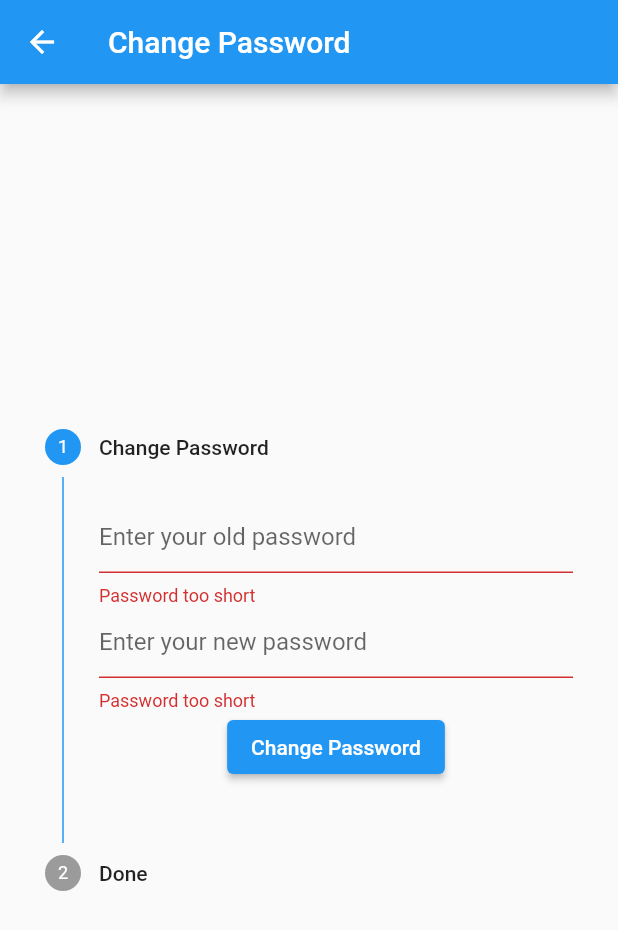
After one commit to finkmoritz/flutter-amplify-social-media-app, a Flutter app: the PasswordChangePage screen opened by its route, after a tap on "Change Password", on a phone screen of 412 x 824 dp. The commit adds this screen. Shown: the top 930 px of the screen. Run offline on Flutter 3.47's test engine with Material 2 defaults, Android fonts, the phone set to English and light mode, and no system bars; our stand-ins replace shared_preferences; missing offline and left inert: amplify_analytics_pinpoint, amplify_auth_cognito, amplify_datastore, amplify_datastore_plugin_interface, amplify_flutter; accounts and stored records are empty.

Commit message:
Improved auth pages with LoadingDialog

```diff
--- a/lib/my_app.dart
+++ b/lib/my_app.dart
@@ -3,7 +3,8 @@ import 'package:amplify_auth_cognito/amplify_auth_cognito.dart';
 import 'package:amplify_datastore/amplify_datastore.dart';
 import 'package:amplify_flutter/amplify.dart';
 import 'package:flutter/material.dart';
-import 'package:social_media_app/pages/auth/password_reset/password_reset_page.dart';
+import 'package:social_media_app/pages/auth/password_management/password_change_page.dart';
+import 'package:social_media_app/pages/auth/password_management/password_reset_page.dart';
 import 'package:social_media_app/pages/auth/sign_in/sign_in_page.dart';
 import 'package:social_media_app/pages/auth/sign_up/sign_up_page.dart';
 import 'package:social_media_app/pages/home/home_page.dart';
@@ -54,6 +55,7 @@ class _MyAppState extends State<MyApp> {
         '/': (context) => SignInPage(),
         '/signup': (context) => SignUpPage(),
         '/resetPassword': (context) => PasswordResetPage(),
+        '/changePassword': (context) => PasswordChangePage(),
         '/home': (context) => HomePage(),
         '/settings': (context) => SettingsPage(),
       },
--- /dev/null
+++ b/lib/pages/auth/password_management/password_change_page.dart
@@ -0,0 +1,160 @@
+import 'package:amplify_auth_cognito/amplify_auth_cognito.dart';
+import 'package:flutter/material.dart';
+import 'package:social_media_app/services/auth_service.dart';
+import 'package:social_media_app/util/dialog/loading_dialog.dart';
+
+class PasswordChangePage extends StatefulWidget {
+  @override
+  _PasswordChangePageState createState() => _PasswordChangePageState();
+}
+
+class _PasswordChangePageState extends State<PasswordChangePage> {
+  final _formKey = GlobalKey<FormState>();
+
+  TextEditingController _oldPasswordController;
+  TextEditingController _newPasswordController;
+
+  int _stepIndex = 0;
+
+  @override
+  void initState() {
+    super.initState();
+    _oldPasswordController = TextEditingController();
+    _newPasswordController = TextEditingController();
+  }
+
+  @override
+  void dispose() {
+    _oldPasswordController.dispose();
+    _newPasswordController.dispose();
+    super.dispose();
+  }
+
+  @override
+  Widget build(BuildContext context) {
+    return Scaffold(
+      appBar: AppBar(
+        title: Text('Change Password'),
+      ),
+      body: Center(
+        child: Container(
+          constraints: BoxConstraints(maxWidth: 400, maxHeight: 700),
+          child: Stepper(
+            currentStep: _stepIndex,
+            onStepCancel: () {
+              if (_stepIndex > 0) {
+                setState(() {
+                  _stepIndex--;
+                });
+              }
+            },
+            onStepContinue: () {
+              if (_stepIndex < 1) {
+                setState(() {
+                  _stepIndex++;
+                });
+              }
+            },
+            onStepTapped: (index) {
+              if (_stepIndex != index && index < 1) {
+                setState(() {
+                  _stepIndex = index;
+                });
+              }
+            },
+            steps: [
+              Step(
+                title: Text('Change Password'),
+                content: _buildChangePasswordForm(),
+                isActive: _stepIndex == 0,
+                state: _stepIndex > 0 ? StepState.complete : StepState.indexed,
+              ),
+              Step(
+                title: Text('Done'),
+                content: Text('Your password was successfully reset.'),
+                isActive: _stepIndex == 1,
+                state: _stepIndex == 1 ? StepState.complete : StepState.indexed,
+              ),
+            ],
+            controlsBuilder: (BuildContext context,
+                {VoidCallback onStepContinue, VoidCallback onStepCancel}) {
+              switch (_stepIndex) {
+                case 0:
+                  return Row(
+                    mainAxisAlignment: MainAxisAlignment.spaceEvenly,
+                    children: [
+                      ElevatedButton(
+                        onPressed: _changePassword,
+                        child: const Text('Change Password'),
+                      ),
+                    ],
+                  );
+                case 1:
+                  return Container();
+                default:
+                  throw Exception('Index out of bounds: $_stepIndex');
+              }
+            },
+          ),
+        ),
+      ),
+    );
+  }
+
+  Widget _buildChangePasswordForm() {
+    return Form(
+      key: _formKey,
+      child: Column(
+        mainAxisAlignment: MainAxisAlignment.center,
+        children: [
+          TextFormField(
+            controller: _oldPasswordController,
+            obscureText: true,
+            validator: (value) {
+              if (value.length < 8) {
+                return 'Password too short';
+              }
+              return null;
+            },
+            decoration: InputDecoration(hintText: 'Enter your old password'),
+          ),
+          TextFormField(
+            controller: _newPasswordController,
+            obscureText: true,
+            validator: (value) {
+              if (value.length < 8) {
+                return 'Password too short';
+              }
+              return null;
+            },
+            decoration: InputDecoration(hintText: 'Enter your new password'),
+          ),
+        ],
+      ),
+    );
+  }
+
+  _changePassword() async {
+    if (_formKey.currentState.validate()) {
+      try {
+        LoadingDialog.show(
+          context: context,
+          text: 'Changing password',
+        );
+        await AuthService.changePassword(
+          oldPassword: _oldPasswordController.text.trim(),
+          newPassword: _newPasswordController.text.trim(),
+        );
+        setState(() {
+          _stepIndex = 1;
+        });
+      } on AuthException catch (e) {
+        print(e.message);
+        ScaffoldMessenger.of(context)
+            .showSnackBar(SnackBar(content: Text(e.message)));
+      } finally {
+        Navigator.pop(context); //close LoadingDialog
+      }
+    }
+  }
+}
```
Also changed, not shown: lib/pages/auth/password_management/password_reset_page.dart (renamed from lib/pages/auth/password_reset/password_reset_page.dart, +36 -11 lines), lib/pages/auth/sign_in/sign_in_form.dart (+32 -21 lines), lib/pages/auth/sign_up/sign_up_page.dart (+37 -8 lines), lib/pages/home/settings/settings_list_view.dart (+20 -2 lines), lib/util/dialog/loading_dialog.dart (added, +30 -0 lines).
